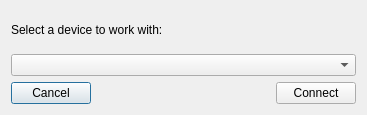
This is GUI/Device_Dialog.ui in ISeeBugsEverywhere/LinuxOscilloscope as Qt 5 draws it before an edit. The edited form follows.
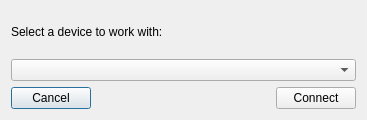
This is the edited form.

Patch:
```diff
--- a/GUI/Device_Dialog.ui
+++ b/GUI/Device_Dialog.ui
@@ -7,7 +7,7 @@
     <x>0</x>
     <y>0</y>
     <width>367</width>
-    <height>115</height>
+    <height>120</height>
    </rect>
   </property>
   <property name="windowTitle">
```
Left out of the diff: 35 changed lines with no effect on the pictures.
